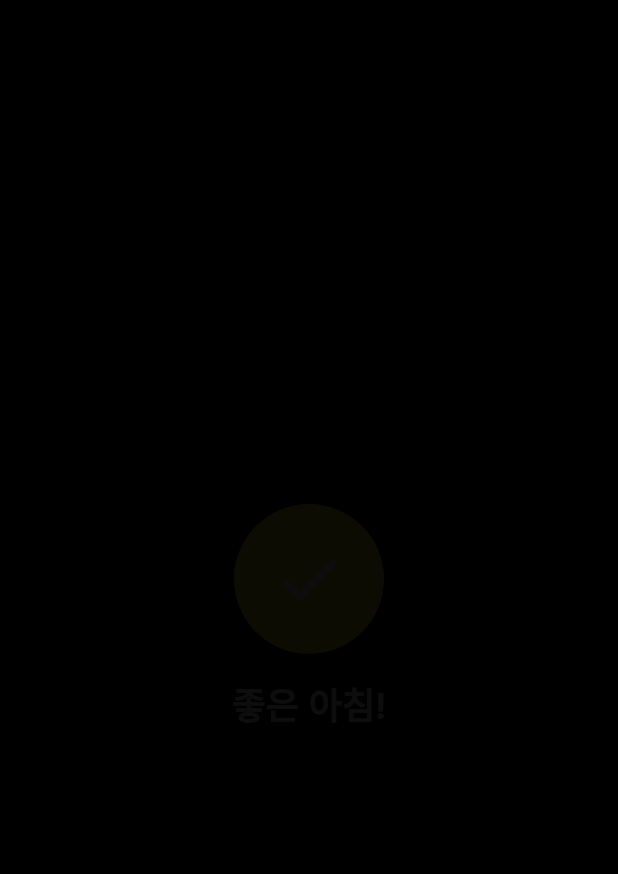
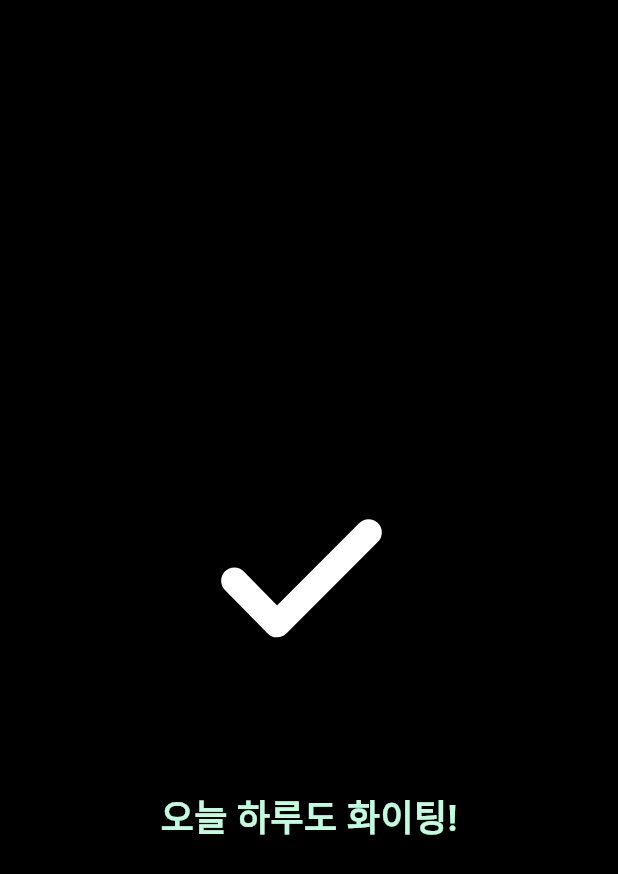
Before and after one commit to niw5924/quote_alarm, a Flutter app: the AlarmSuccessScreen screen opened directly, on a phone screen of 412 x 824 dp. Shown: the top 874 px of the screen. Run offline on Flutter 3.47's test engine with Material 3 defaults, Android fonts, the phone set to English and light mode, and no system bars; our stand-ins replace audioplayers, cloud_firestore, file_picker, firebase_auth, firebase_core, fl_chart and 8 more; missing offline and left inert: alarm, flutter_puzzle_vcode; accounts and stored records are empty; network calls fail; statements that could not run were skipped.

```diff
--- a/lib/alarm/alarm_success_screen.dart
+++ b/lib/alarm/alarm_success_screen.dart
@@ -1,5 +1,5 @@
-import 'dart:async';
 import 'package:flutter/material.dart';
+import 'package:lottie/lottie.dart';
 
 class AlarmSuccessScreen extends StatefulWidget {
   const AlarmSuccessScreen({super.key});
@@ -8,72 +8,54 @@ class AlarmSuccessScreen extends StatefulWidget {
   _AlarmSuccessScreenState createState() => _AlarmSuccessScreenState();
 }
 
-class _AlarmSuccessScreenState extends State<AlarmSuccessScreen>
-    with SingleTickerProviderStateMixin {
-  late AnimationController _controller;
-  late Animation<double> _animation;
-
-  @override
-  void initState() {
-    super.initState();
-
-    // AnimationController 초기화
-    _controller = AnimationController(
-      duration: const Duration(seconds: 2), // 애니메이션 지속 시간
-      vsync: this,
-    );
-
-    _animation = Tween<double>(begin: 1.0, end: 0.0).animate(_controller);
-
-    // 2초 동안 애니메이션 실행 후 화면 닫기
-    _controller.forward();
-    Timer(const Duration(seconds: 2), () {
-      if (mounted) Navigator.pop(context);
-    });
-  }
-
-  @override
-  void dispose() {
-    _controller.dispose(); // 애니메이션 컨트롤러 해제
-    super.dispose();
-  }
+class _AlarmSuccessScreenState extends State<AlarmSuccessScreen> {
+  String displayText = '좋은 아침!';
 
   @override
   Widget build(BuildContext context) {
     return Scaffold(
       backgroundColor: Colors.black,
-      body: FadeTransition(
-        opacity: _animation, // 페이드아웃 애니메이션
-        child: Center(
+      body: Center(
         child: Column(
           mainAxisAlignment: MainAxisAlignment.center,
           children: [
-              Container(
-                width: 100,
-                height: 100,
-                decoration: const BoxDecoration(
-                  color: Colors.yellow,
-                  shape: BoxShape.circle,
-                ),
-                child: const Icon(
-                  Icons.check,
-                  size: 50,
-                  color: Colors.white,
+            SizedBox(
+              width: 250,
+              height: 250,
+              child: Lottie.asset(
+                'assets/animation/lottie_check.json',
+                repeat: false, // 애니메이션 반복 안 함
+                onLoaded: (composition) {
+                  final halfDuration = composition.duration.inMilliseconds ~/ 2;
+
+                  // 첫 번째 절반: "좋은 아침!" 표시
+                  Future.delayed(Duration(milliseconds: halfDuration), () {
+                    if (mounted) {
+                      setState(() {
+                        displayText = '오늘 하루도 화이팅!';
+                      });
+                    }
+                  });
+
+                  // 전체 애니메이션 시간 후 화면 닫기
+                  Future.delayed(composition.duration, () {
+                    if (mounted) Navigator.pop(context);
+                  });
+                },
               ),
             ),
             const SizedBox(height: 16),
-              const Text(
-                '좋은 아침!',
-                style: TextStyle(
+            Text(
+              displayText,
+              style: const TextStyle(
                 fontSize: 24,
                 fontWeight: FontWeight.bold,
-                  color: Colors.white,
+                color: Color(0xFFC1FBE0),
               ),
             ),
           ],
         ),
       ),
-      ),
     );
   }
 }
--- a/lib/alarm/quote_screen.dart
+++ b/lib/alarm/quote_screen.dart
@@ -219,7 +219,7 @@ class QuoteScreenState extends State<QuoteScreen> {
             '${widget.alarmId}': {
               'cancelMode': widget.cancelMode.toString().split('.').last,
               'alarmStartTime': alarmStartTimeFormatted, // 알람 설정 시간
-              'dismissalTime': alarmEndTimeFormatted, // 알람 해제 시간
+              'alarmEndTime': alarmEndTimeFormatted, // 알람 해제 시간
               'duration': duration, // 알람 설정 시간과 해제 시간의 차이 (초)
             }
           }
```
Also changed, not shown: assets/animation/lottie_check.json (added, +1 -0 lines). Lines whose indentation alone changed are shown as unchanged.
